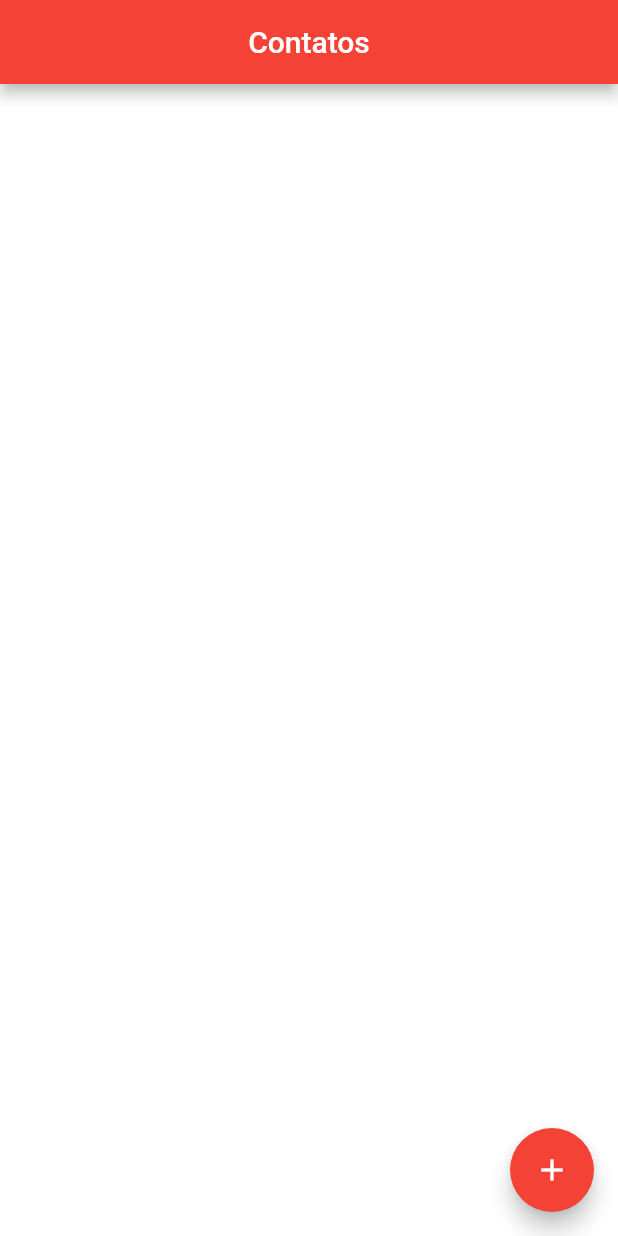
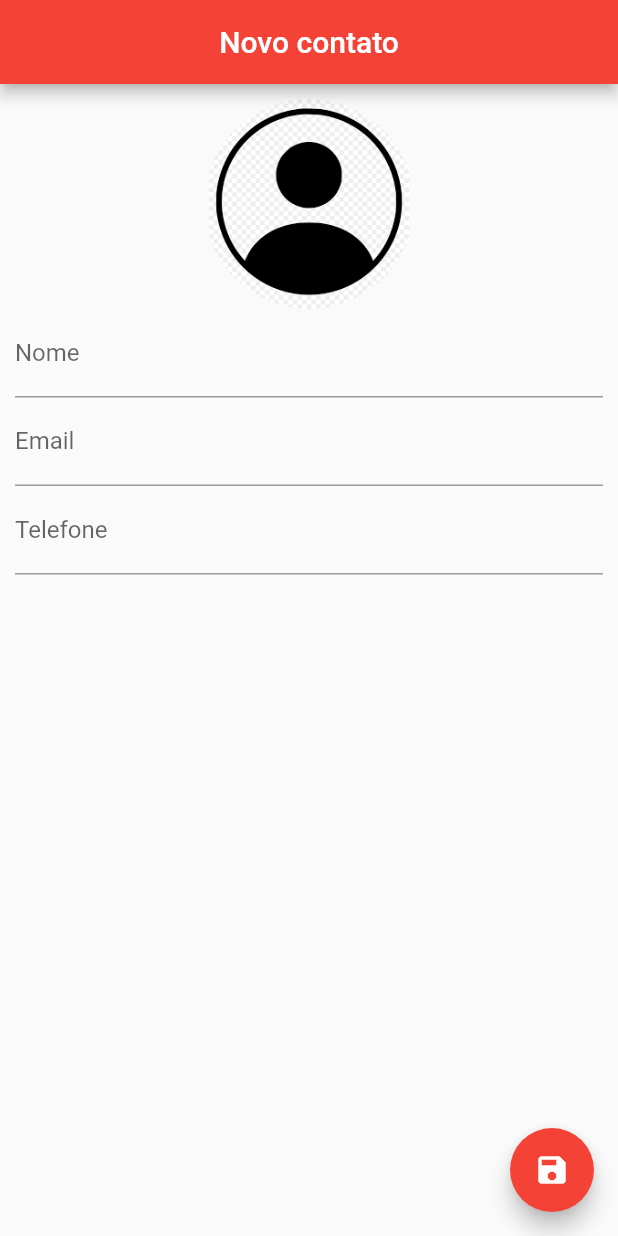
Before and after one commit to Tche-Marco/agenda_contatos, a Flutter app: the screen it shows after launch, on a phone screen of 412 x 824 dp. Run offline on Flutter 3.47's test engine with Material 2 defaults, Android fonts, the phone set to English and light mode, and no system bars; our stand-ins replace sqflite; accounts and stored records are empty.

Commit message:
Feat: Layout da tela de contato

```diff
--- a/lib/main.dart
+++ b/lib/main.dart
@@ -1,8 +1,10 @@
+import 'package:agenda_contatos/ui/contact_page.dart';
 import 'package:agenda_contatos/ui/home_page.dart';
 import 'package:flutter/material.dart';
 
 void main() async {
   runApp(const MaterialApp(
-    home: HomePage(),
+    home: ContactPage(),
+    debugShowCheckedModeBanner: false,
   ));
 }
--- /dev/null
+++ b/lib/ui/contact_page.dart
@@ -0,0 +1,103 @@
+import 'dart:io';
+
+import 'package:flutter/material.dart';
+
+import '../helpers/contact_helper.dart';
+
+class ContactPage extends StatefulWidget {
+  final Contact? contact;
+
+  const ContactPage({super.key, this.contact});
+
+  @override
+  State<ContactPage> createState() => _ContactPageState();
+}
+
+class _ContactPageState extends State<ContactPage> {
+  final _nameController = TextEditingController();
+  final _emailController = TextEditingController();
+  final _phoneController = TextEditingController();
+
+  bool _userEdited = false;
+
+  late Contact _editedContact;
+
+  @override
+  void initState() {
+    super.initState();
+    if (widget.contact == null) {
+      _editedContact = Contact(name: 'Novo contato', phone: '');
+    } else {
+      _editedContact = Contact.fromMap(widget.contact!.toMap());
+      _nameController.text = _editedContact.name;
+      _emailController.text = _editedContact.email ?? '';
+      _phoneController.text = _editedContact.phone;
+    }
+  }
+
+  @override
+  Widget build(BuildContext context) {
+    return Scaffold(
+      appBar: AppBar(
+        backgroundColor: Colors.red,
+        title: Text(_editedContact.name),
+        centerTitle: true,
+      ),
+      floatingActionButton: FloatingActionButton(
+        onPressed: () {},
+        backgroundColor: Colors.red,
+        child: const Icon(Icons.save),
+      ),
+      body: SingleChildScrollView(
+        padding: const EdgeInsets.all(10),
+        child: Column(
+          children: [
+            GestureDetector(
+              child: Container(
+                width: 140,
+                height: 140,
+                decoration: BoxDecoration(
+                  shape: BoxShape.circle,
+                  image: DecorationImage(
+                    image: _editedContact.img == null
+                        ? const AssetImage("images/image.png")
+                        : FileImage(File(_editedContact.img as String))
+                            as ImageProvider<Object>,
+                  ),
+                ),
+              ),
+            ),
+            TextField(
+              controller: _nameController,
+              decoration: const InputDecoration(labelText: 'Nome'),
+              onChanged: (text) {
+                _userEdited = true;
+                setState(() {
+                  _editedContact.name = text;
+                });
+              },
+            ),
+            TextField(
+              controller: _emailController,
+              decoration: const InputDecoration(labelText: 'Email'),
+              onChanged: (text) {
+                _userEdited = true;
+                _editedContact.email = text;
+              },
+              keyboardType: TextInputType.emailAddress,
+            ),
+            TextField(
+              controller: _phoneController,
+              decoration: const InputDecoration(labelText: 'Telefone'),
+              onChanged: (text) {
+                _userEdited = true;
+                _editedContact.phone = text;
+              },
+              keyboardType: TextInputType.phone,
+            ),
+          ],
+        ),
+      ),
+    );
+  }
+}
--- a/lib/ui/home_page.dart
+++ b/lib/ui/home_page.dart
@@ -71,24 +71,24 @@ class _HomePageState extends State<HomePage> {
                 ),
               ),
               Padding(
-                padding: EdgeInsets.only(left: 10),
+                padding: const EdgeInsets.only(left: 10),
                 child: Column(
                   crossAxisAlignment: CrossAxisAlignment.start,
                   children: [
                     Text(
-                      contacts[index].name ?? '',
+                      contacts[index].name,
                       style: const TextStyle(
                         fontSize: 22,
                         fontWeight: FontWeight.bold,
                       ),
                     ),
                     Text(
-                      contacts[index].email ?? '',
+                      contacts[index].email ?? 'e-mail não informado',
                       style: const TextStyle(
                         fontSize: 18,
                       ),
                     ),Text(
-                      contacts[index].phone ?? '',
+                      contacts[index].phone,
                       style: const TextStyle(
                         fontSize: 18,
                       ),
```
